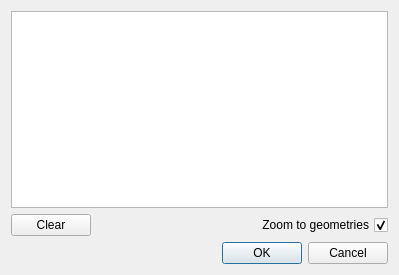
Before: the Qt Designer form plugin/ui_quickdraw.ui in geo-data/qgis-quick-draw, drawn with Qt 5.
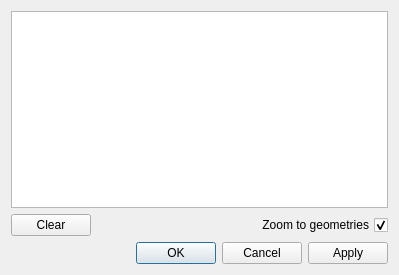
After: the same form once the commit is applied.

Commit message:
Add an `Apply` button
This applies the current geometries to the canvas without closing the
dialog.  As such it allows geometries to be edited and checked more
efficiently, bypassing the edit -> ok -> re-open dialog -> edit again
workflow.

```diff
--- a/plugin/ui_quickdraw.ui
+++ b/plugin/ui_quickdraw.ui
@@ -72,7 +72,7 @@
       <enum>Qt::Horizontal</enum>
      </property>
      <property name="standardButtons">
-      <set>QDialogButtonBox::Cancel|QDialogButtonBox::Ok</set>
+      <set>QDialogButtonBox::Apply|QDialogButtonBox::Cancel|QDialogButtonBox::Ok</set>
      </property>
      <property name="centerButtons">
       <bool>false</bool>
```
The commit also changes 1 other file.
